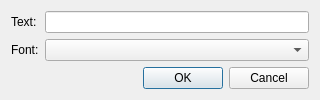
The window that src/Mod/Sketcher/Gui/EditTextDialog.ui (AstoCAD/FreeCAD) describes before a commit, drawn with Qt 5.
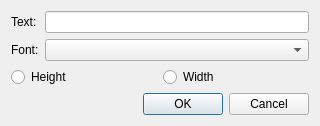
The same window after the commit.

```diff
--- a/src/Mod/Sketcher/Gui/EditTextDialog.ui
+++ b/src/Mod/Sketcher/Gui/EditTextDialog.ui
@@ -36,6 +36,24 @@
      <item row="1" column="1">
       <widget class="QComboBox" name="comboBox_font"/>
      </item>
+     <item row="2" column="0" colspan="2">
+      <layout class="QHBoxLayout" name="layoutType">
+       <item>
+        <widget class="QRadioButton" name="radioButton_height">
+         <property name="text">
+          <string>Height</string>
+         </property>
+        </widget>
+       </item>
+       <item>
+        <widget class="QRadioButton" name="radioButton_width">
+         <property name="text">
+         <string>Width</string>
+         </property>
+        </widget>
+       </item>
+     </layout>
+    </item>
     </layout>
    </item>
    <item>
```
